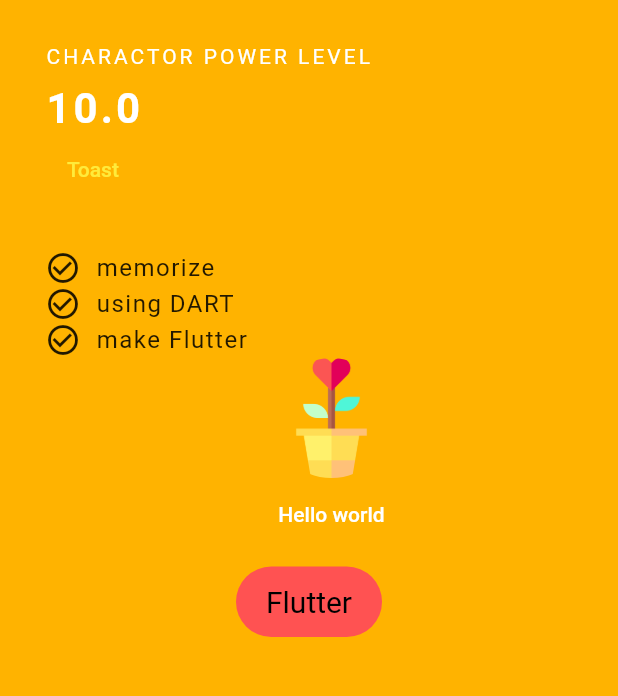
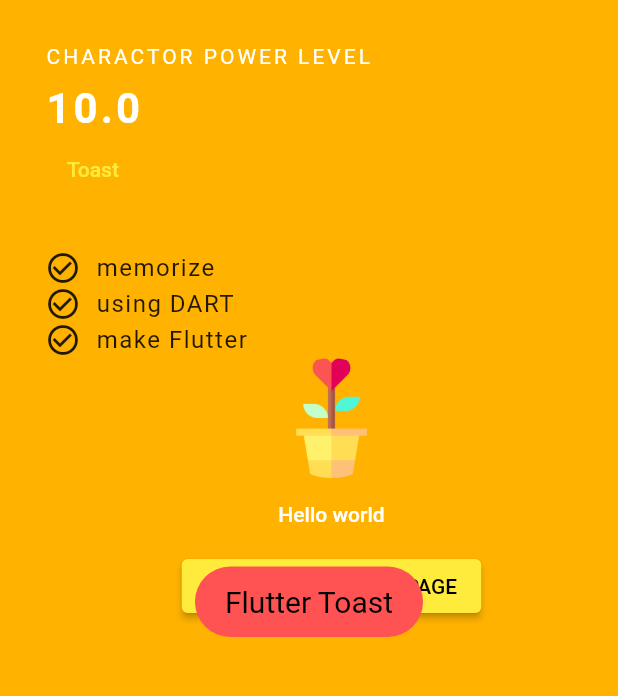
Before and after one commit to jh8057/zzemalapp, a Flutter app: the screen it shows after launch, after a tap on "Toast", on a phone screen of 412 x 824 dp, the part 503-1199 px from its top. Run offline on Flutter 3.47's test engine with Material 2 defaults, Android fonts, the phone set to English and light mode, and no system bars; our stand-ins replace fluttertoast.

Commit message:
navigator & change emulator

```diff
--- a/lib/main.dart
+++ b/lib/main.dart
@@ -23,6 +23,7 @@ class MyHome extends StatelessWidget {
   @override
   Widget build(BuildContext context) {
     return Scaffold(
+      resizeToAvoidBottomInset: false,
       backgroundColor: Colors.amber[600],
       appBar: AppBar(
         title: const Text('ZZEMAL CARD'),
@@ -110,7 +111,8 @@ class MyHome extends StatelessWidget {
           ],
         ),
       ),
-      body: Padding(
+      body: SingleChildScrollView(
+        child: Padding(
           padding: const EdgeInsets.fromLTRB(30, 40, 0, 0),
           child: Column(
               crossAxisAlignment: CrossAxisAlignment.start,
@@ -250,8 +252,21 @@ class MyHome extends StatelessWidget {
                       print('text pressed');
                     },
                   ),
-              )
+                ),
+                Center(
+                  child: ElevatedButton(
+                    child: const Text('Navigator - GO NEXT PAGE'),
+                    onPressed: () {
+                      print('Click navigator');
+                      Navigator.push(context,
+                          MaterialPageRoute(builder: (BuildContext context) {
+                        return SecondPage();
+                      }));
+                    },
+                  ),
+                ),
               ]),
+        ),
       ),
     );
   }
@@ -259,7 +274,7 @@ class MyHome extends StatelessWidget {
 
 void flutterToast() {
   Fluttertoast.showToast(
-    msg: 'Flutter',
+    msg: 'Flutter Toast',
     toastLength: Toast.LENGTH_SHORT,
     gravity: ToastGravity.BOTTOM,
     timeInSecForIosWeb: 1,
@@ -268,3 +283,27 @@ void flutterToast() {
     textColor: Colors.black,
   );
 }
+
+class SecondPage extends StatelessWidget {
+  const SecondPage({Key? key}) : super(key: key);
+
+  @override
+  Widget build(BuildContext ctx) {
+    return Scaffold(
+      resizeToAvoidBottomInset: false,
+      backgroundColor: Colors.amber[600],
+      appBar: AppBar(
+        title: const Text('Second Page'),
+      ),
+      body: Center(
+        child: ElevatedButton(
+          child: const Text('Navigator - GO NEXT PAGE'),
+          onPressed: () {
+            print('Click navigator');
+            Navigator.pop(ctx);
+          },
+        ),
+      ),
+    );
+  }
+}
```
Lines whose indentation alone changed are shown as unchanged.
